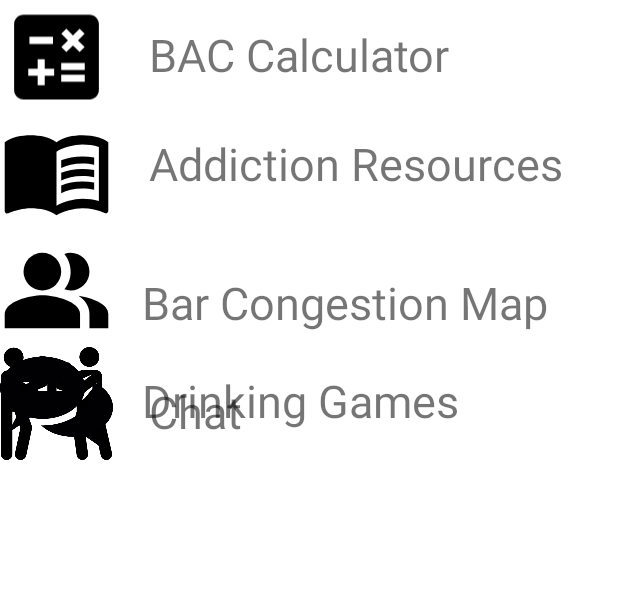
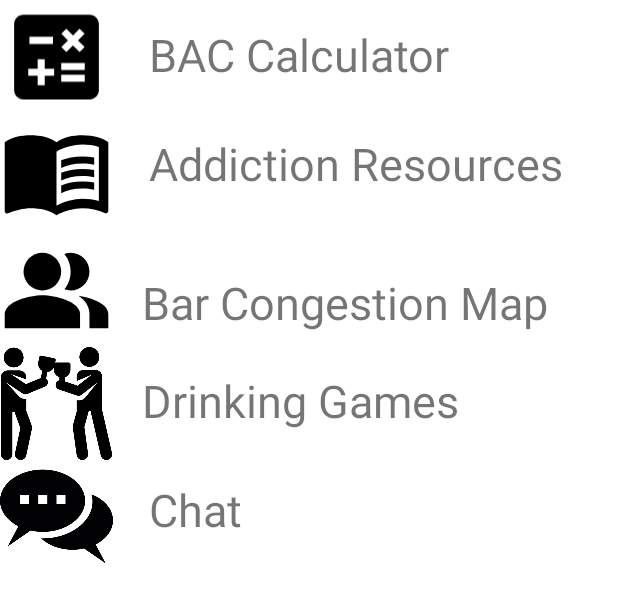
Before and after one commit to aphn490/drinkmate, an Android app: the layout fragment_more.xml on its own in the app's theme, with its tools: preview values and no code run, on a phone screen of 412 x 824 dp. Shown: the top 603 px of the screen. Run offline under Robolectric (Android 15) with nearby library versions, the phone set to English and light mode, and no system bars.

Commit message:
update chat

```diff
--- a/app/src/main/res/layout/fragment_more.xml
+++ b/app/src/main/res/layout/fragment_more.xml
@@ -154,7 +154,7 @@
             android:text="Chat"
             android:textSize="30dp"
             app:layout_constraintEnd_toEndOf="parent"
-            app:layout_constraintTop_toBottomOf="@+id/congestion"
+            app:layout_constraintTop_toBottomOf="@+id/game"
             />
 
         <!-- Image of chat icon -->
@@ -162,7 +162,7 @@
             android:id="@+id/chatIcon"
             android:layout_width="75dp"
             android:layout_height="75dp"
-            app:layout_constraintTop_toBottomOf="@id/congestionImage"
+            app:layout_constraintTop_toBottomOf="@id/drinkingGameImage"
             app:layout_constraintStart_toStartOf="parent"
             android:src="@drawable/chaticon"
             />
@@ -175,7 +175,7 @@
             android:alpha="0"
             app:layout_constraintEnd_toEndOf="parent"
             app:layout_constraintStart_toStartOf="@id/chatDescription"
-            app:layout_constraintTop_toBottomOf="@id/congestion"
+            app:layout_constraintTop_toBottomOf="@id/gameButton"
             />
 
     </androidx.constraintlayout.widget.ConstraintLayout>
```
